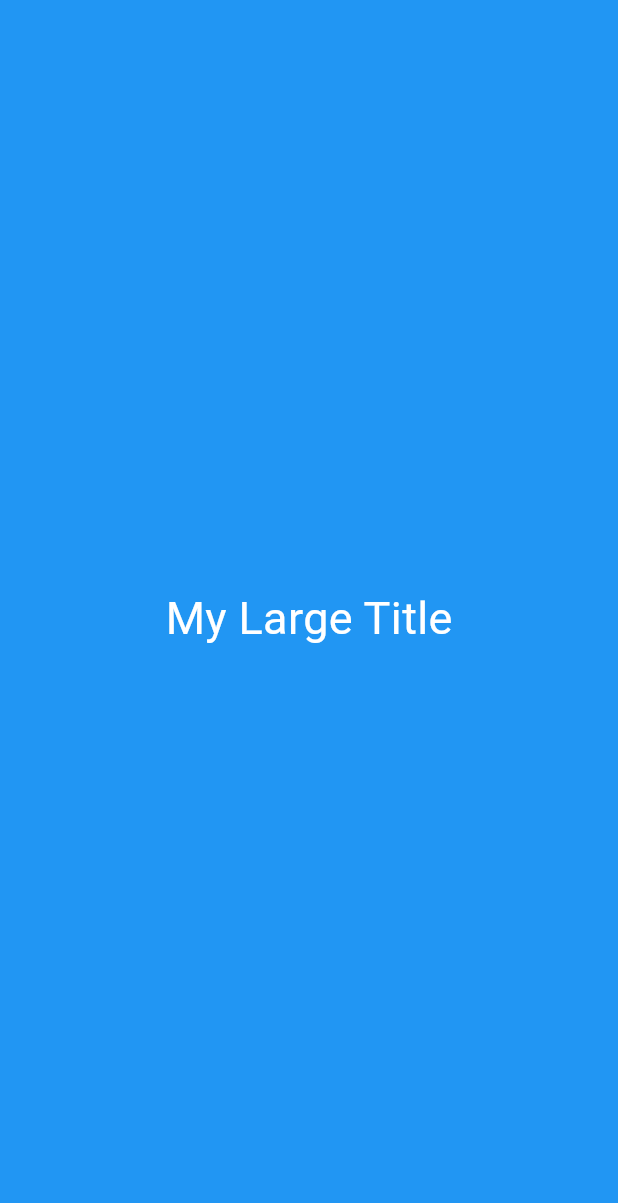
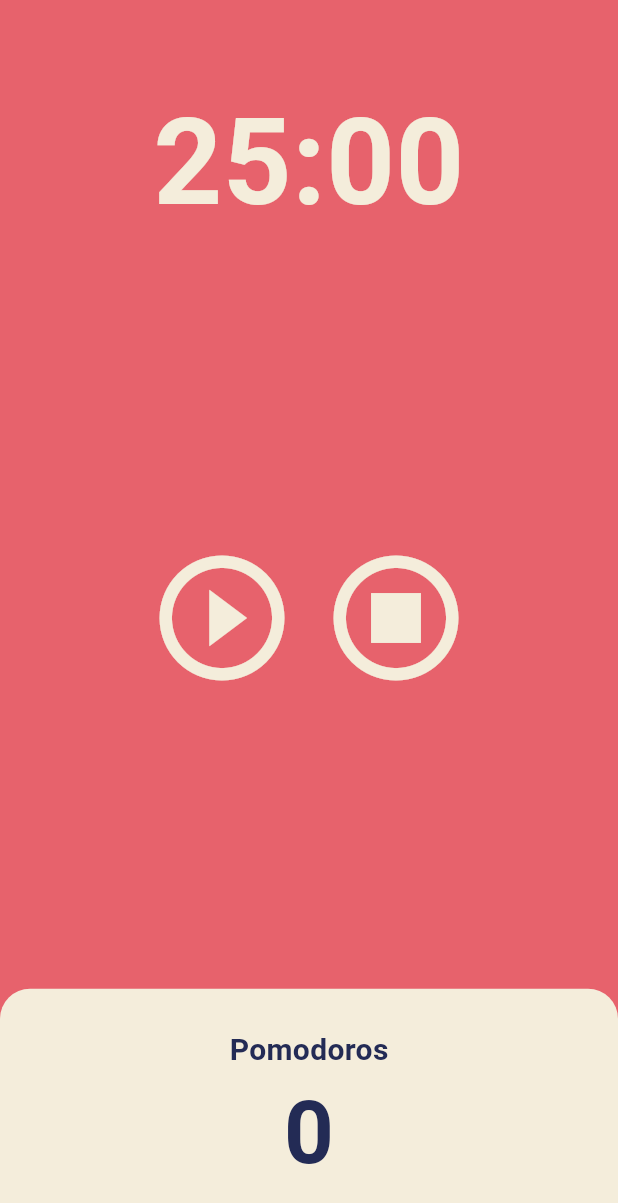
Before and after one commit to changbill/webtoon-app-flutterclonecoding, a Flutter app: the screen it shows after launch, on a phone screen of 412 x 824 dp. Shown: the top 1203 px of the screen. Run offline on Flutter 3.47's test engine with Material 3 defaults, Android fonts, the phone set to English and light mode, and no system bars.

Commit message:
#2 - feat : add pomodoro app
learning dart

```diff
--- a/pomodoro_app/lib/main.dart
+++ b/pomodoro_app/lib/main.dart
@@ -1,42 +1,36 @@
+import 'dart:ui';
+
+import 'package:flutter/animation.dart';
+import 'package:flutter/cupertino.dart';
 import 'package:flutter/material.dart';
+import 'package:flutter/painting.dart';
+import 'package:flutter/rendering.dart';
+import 'package:flutter/services.dart';
+import 'package:flutter/widgets.dart';
+import 'package:pomodoro_app/screens/home_screen.dart';
 
 void main() {
   runApp(const App());
 }
 
-class App extends StatefulWidget {
+class App extends StatelessWidget {
   const App({super.key});
 
   @override
-  State<App> createState() => _AppState();
-}
-
-class _AppState extends State<App> {
-  @override
   Widget build(BuildContext context) {
-    return const MaterialApp(
-      home: Scaffold(
-        backgroundColor: Colors.blue,
-        body: Center(
-          child: Column(mainAxisAlignment: MainAxisAlignment.center, children: [
-            MyLargeTitle(),
-          ]),
+    return MaterialApp(
+      theme: ThemeData(
+        colorScheme: ColorScheme.fromSwatch(
+          backgroundColor: const Color(0xFFE7626C),
         ),
+        textTheme: const TextTheme(
+          displayLarge: TextStyle(
+            color: Color(0xFF232B55),
+          ),
+        ),
+        cardColor: const Color(0xFFF4EDDB),
       ),
+      home: const HomeScreen(),
     );
   }
 }
-
-class MyLargeTitle extends StatelessWidget {
-  const MyLargeTitle({
-    super.key,
-  });
-
-  @override
-  Widget build(BuildContext context) {
-    return const Text(
-      'My Large Title',
-      style: TextStyle(fontSize: 30, color: Colors.white),
-    );
-  }
-}
--- /dev/null
+++ b/pomodoro_app/lib/screens/home_screen.dart
@@ -0,0 +1,146 @@
+import 'dart:async';
+import 'dart:ui';
+
+import 'package:flutter/cupertino.dart';
+import 'package:flutter/material.dart';
+import 'package:flutter/widgets.dart';
+
+class HomeScreen extends StatefulWidget {
+  const HomeScreen({super.key});
+
+  @override
+  State<HomeScreen> createState() => _HomeScreenState();
+}
+
+class _HomeScreenState extends State<HomeScreen> {
+  static const twentyFiveMinutes = 25 * 60;
+  int totalSeconds = twentyFiveMinutes;
+  bool isRunning = false;
+  int totalPomodoros = 0;
+  late Timer timer;
+  void onStartPressed() {
+    timer = Timer.periodic(const Duration(seconds: 1), (timer) {
+      if (totalSeconds == 0) {
+        timer.cancel();
+        isRunning = false;
+        setState(() {
+          totalSeconds = twentyFiveMinutes;
+          totalPomodoros++;
+        });
+        return;
+      }
+      setState(() {
+        totalSeconds--;
+      });
+    });
+    setState(() {
+      isRunning = true;
+    });
+  }
+
+  void onPausePressed() {
+    timer.cancel();
+    setState(() {
+      isRunning = false;
+    });
+  }
+
+  void onStopPressed() {
+    timer.cancel();
+    setState(() {
+      isRunning = false;
+      totalSeconds = twentyFiveMinutes;
+    });
+  }
+
+  String format(int seconds) {
+    var duration = Duration(seconds: seconds);
+    return duration.toString().split('.').first.substring(2, 7);
+  }
+
+  @override
+  Widget build(BuildContext context) {
+    return Scaffold(
+      backgroundColor: Theme.of(context).colorScheme.background,
+      body: Column(
+        children: [
+          Flexible(
+            flex: 1,
+            child: Container(
+                alignment: Alignment.bottomCenter,
+                child: Text(format(totalSeconds),
+                    style: TextStyle(
+                      color: Theme.of(context).cardColor,
+                      fontSize: 80,
+                      fontWeight: FontWeight.w600,
+                    ))),
+          ),
+          Flexible(
+            flex: 3,
+            child: Center(
+              child: Row(
+                mainAxisAlignment: MainAxisAlignment.center,
+                children: [
+                  IconButton(
+                    iconSize: 100,
+                    color: Theme.of(context).cardColor,
+                    onPressed: isRunning ? onPausePressed : onStartPressed,
+                    icon: Icon(isRunning
+                        ? Icons.pause_circle_outline
+                        : Icons.play_circle_outline),
+                  ),
+                  IconButton(
+                    iconSize: 100,
+                    color: Theme.of(context).cardColor,
+                    onPressed: onStopPressed,
+                    icon: const Icon(Icons.stop_circle_outlined),
+                  ),
+                ],
+              ),
+            ),
+          ),
+          Flexible(
+            flex: 1,
+            child: Row(
+              children: [
+                Expanded(
+                  child: Container(
+                    decoration: BoxDecoration(
+                      color: Theme.of(context).cardColor,
+                      borderRadius: const BorderRadius.vertical(
+                        top: Radius.circular(20),
+                      ),
+                    ),
+                    child: Column(
+                      mainAxisAlignment: MainAxisAlignment.center,
+                      children: [
+                        Text('Pomodoros',
+                            style: TextStyle(
+                              color: Theme.of(context)
+                                  .textTheme
+                                  .displayLarge!
+                                  .color,
+                              fontSize: 20,
+                              fontWeight: FontWeight.w600,
+                            )),
+                        Text('$totalPomodoros',
+                            style: TextStyle(
+                              color: Theme.of(context)
+                                  .textTheme
+                                  .displayLarge!
+                                  .color,
+                              fontSize: 58,
+                              fontWeight: FontWeight.w600,
+                            )),
+                      ],
+                    ),
+                  ),
+                ),
+              ],
+            ),
+          ),
+        ],
+      ),
+    );
+  }
+}
```
Also changed, not shown: widget_life_cycle/analysis_options.yaml (added, +28 -0 lines), widget_life_cycle/lib/main.dart (added, +87 -0 lines), widget_life_cycle/pubspec.yaml (added, +90 -0 lines), widget_life_cycle/pubspec.lock (added), 124 other files.
